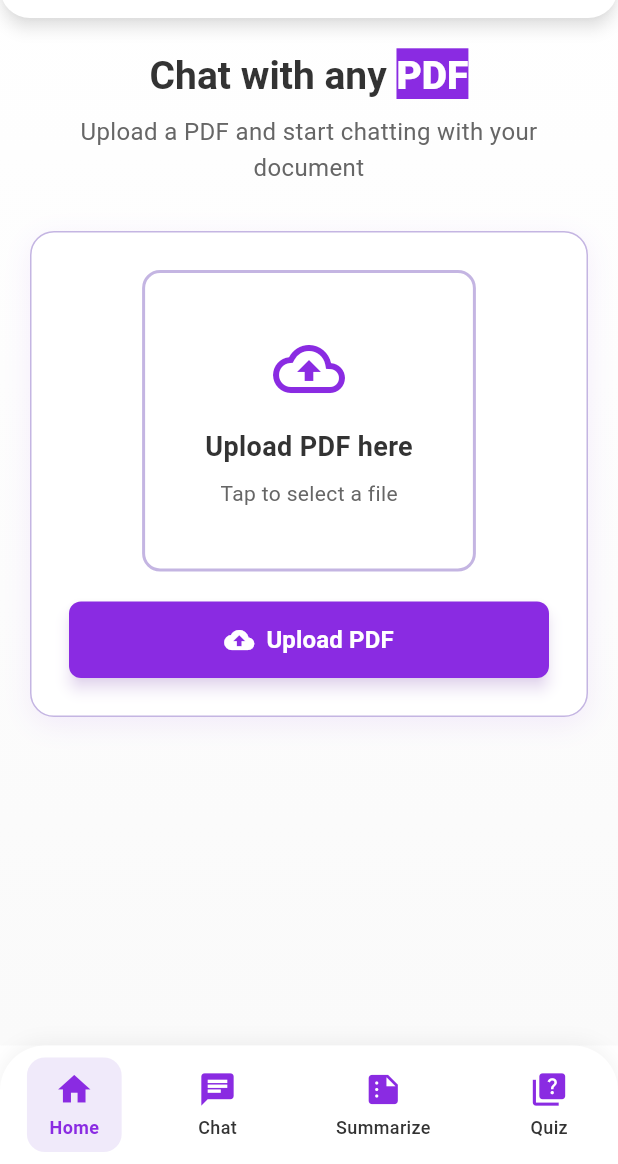
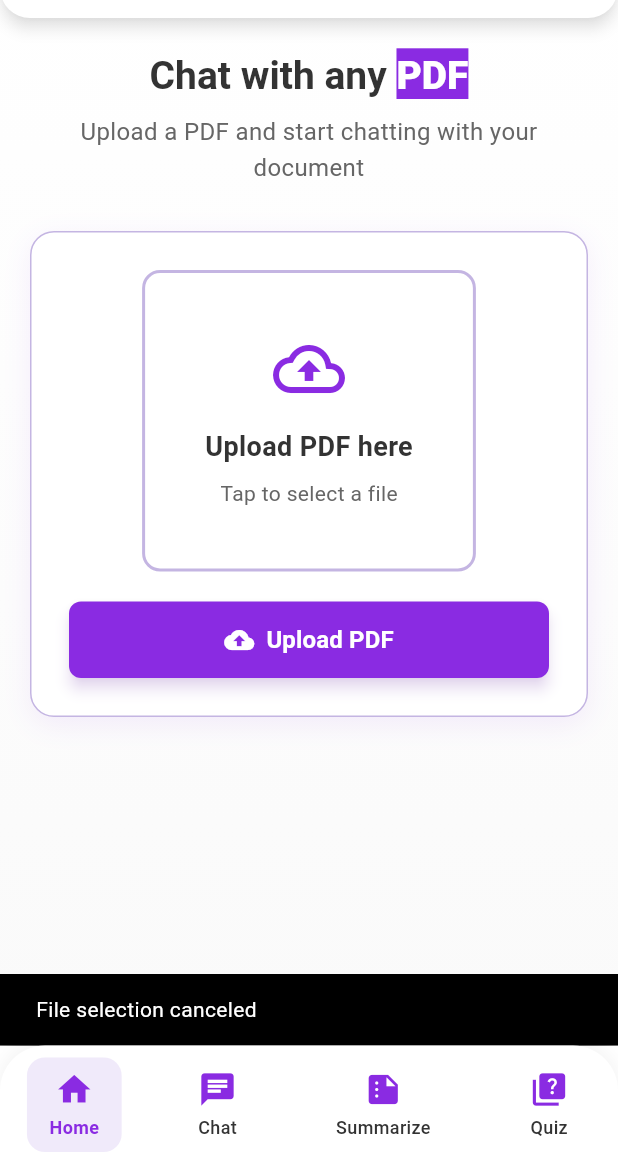
Before and after one commit to Abdul-Hadi-Jalil/AskDocAI, a Flutter app: the screen it shows after launch, item 2 of the bottom bar chosen, after a tap on "Upload PDF here", after a tap on "Upload PDF", on a phone screen of 412 x 824 dp, the part 72-1236 px from its top. Run offline on Flutter 3.47's test engine with Material 3 defaults, Android fonts, the light colour scheme and no system bars; our stand-ins replace file_picker, firebase_auth, firebase_core, font_awesome_flutter, google_generative_ai; missing offline and left inert: doc_text_extractor, flutter_chat_core, flutter_chat_ui; accounts and stored records are empty.

Commit message:
added splash screen

```diff
--- a/lib/app_localization.dart
+++ b/lib/app_localization.dart
@@ -1,22 +1,3 @@
 // lib/app_localization.dart
 
-mixin AppLocale {
-  static const String appTitle = 'appTitle';
-  static const String welcome = 'welcome';
-
-  // We'll add more strings as we progress
-  static const Map<String, dynamic> EN = {
-    appTitle: 'Smart Document Assistant',
-    welcome: 'Welcome',
-  };
-
-  static const Map<String, dynamic> KM = {
-    appTitle: 'ជំនួយការគ្រប់គ្រងឯកសារ',
-    welcome: 'សូមស្វាគមន៍',
-  };
-
-  static const Map<String, dynamic> JA = {
-    appTitle: 'スマート文書アシスタント',
-    welcome: 'ようこそ',
-  };
-}
+mixin AppLocale {}
--- a/lib/main.dart
+++ b/lib/main.dart
@@ -1,12 +1,15 @@
-// In main.dart or wherever you setup providers
-import 'package:docusense_ai/app.dart';
+// In main.dart
 import 'package:docusense_ai/firebase_options.dart';
 import 'package:docusense_ai/providers/summary_provider.dart';
+import 'package:docusense_ai/screens/splash_screen.dart';
 import 'package:firebase_core/firebase_core.dart';
 import 'package:flutter/material.dart';
 import 'package:provider/provider.dart';
 import 'providers/pdf_provider.dart';
 import 'providers/file_provider.dart';
+
+final GlobalKey<ScaffoldMessengerState> scaffoldMessengerKey =
+    GlobalKey<ScaffoldMessengerState>();
 
 void main() async {
   WidgetsFlutterBinding.ensureInitialized();
@@ -14,7 +17,6 @@ void main() async {
   runApp(const SecureVault());
 }
 
-// In main.dart - update MultiProvider
 class SecureVault extends StatelessWidget {
   const SecureVault({super.key});
 
@@ -26,7 +28,7 @@ class SecureVault extends StatelessWidget {
         ChangeNotifierProxyProvider<FileProvider, PdfProvider>(
           create: (context) => PdfProvider(fileProvider: FileProvider()),
           update: (context, fileProvider, pdfProvider) =>
-              PdfProvider(fileProvider: fileProvider)..setContext(context),
+              PdfProvider(fileProvider: fileProvider),
         ),
         ChangeNotifierProxyProvider<FileProvider, SummaryProvider>(
           create: (context) => SummaryProvider(fileProvider: FileProvider()),
@@ -35,8 +37,9 @@ class SecureVault extends StatelessWidget {
         ),
       ],
       child: MaterialApp(
-        title: 'ChatPDF',
+        title: 'DocuSense AI',
         debugShowCheckedModeBanner: false,
+        scaffoldMessengerKey: scaffoldMessengerKey,
         theme: ThemeData(
           primaryColor: const Color(0xFF8A2BE2),
           colorScheme: ColorScheme.fromSwatch().copyWith(
@@ -45,7 +48,8 @@ class SecureVault extends StatelessWidget {
           ),
           useMaterial3: true,
         ),
-        home: const App(),
+        // Use home instead of named routes to avoid the null error
+        home: const SplashScreen(),
       ),
     );
   }
--- a/lib/providers/pdf_provider.dart
+++ b/lib/providers/pdf_provider.dart
@@ -3,22 +3,18 @@ import 'package:docusense_ai/providers/file_provider.dart';
 import 'package:docusense_ai/utils/file_helper.dart';
 import 'package:flutter/material.dart';
 import '../models/app_state.dart';
+import "package:docusense_ai/main.dart";
 
 class PdfProvider extends ChangeNotifier {
   AppState _state = const AppState();
-  BuildContext? _context;
   final FileProvider _fileProvider;
+  bool _isProcessingFile = false;
 
   PdfProvider({required FileProvider fileProvider})
     : _fileProvider = fileProvider;
 
   AppState get state => _state;
-
-  void setContext(BuildContext context) {
-    _context = context;
-  }
-
-  BuildContext? get context => _context;
+  bool get isProcessingFile => _isProcessingFile;
 
   // Get file info from file provider
   String? get uploadedFileName => _fileProvider.fileName;
@@ -36,7 +32,9 @@ class PdfProvider extends ChangeNotifier {
   }
 
   Future<void> selectAndUploadFile() async {
-    if (_context == null) return;
+    if (_isProcessingFile) return;
+
+    _setState(isProcessingFile: true);
 
     try {
       // Use the method that returns both content and file info
@@ -61,36 +59,40 @@ class PdfProvider extends ChangeNotifier {
           size: fileSize, // Real file size in bytes
         );
 
-        // Show success message with real file name
-        if (_context != null && _context!.mounted) {
-          ScaffoldMessenger.of(_context!).showSnackBar(
-            SnackBar(
-              content: Text('$fileName loaded successfully!'),
-              backgroundColor: Colors.green,
-            ),
-          );
-        }
+        // Show success message using global key
+        scaffoldMessengerKey.currentState?.showSnackBar(
+          SnackBar(
+            content: Text('$fileName loaded successfully!'),
+            backgroundColor: Colors.green,
+            duration: const Duration(seconds: 3),
+          ),
+        );
       } else if (fileInfo == null) {
         // User canceled
-        if (_context != null && _context!.mounted) {
-          ScaffoldMessenger.of(_context!).showSnackBar(
-            const SnackBar(content: Text('File selection canceled')),
-          );
-        }
+        scaffoldMessengerKey.currentState?.showSnackBar(
+          const SnackBar(
+            content: Text('File selection canceled'),
+            duration: Duration(seconds: 2),
+          ),
+        );
       } else {
         // Empty content or read error
-        if (_context != null && _context!.mounted) {
-          ScaffoldMessenger.of(_context!).showSnackBar(
-            const SnackBar(content: Text('Could not read file content')),
-          );
-        }
+        scaffoldMessengerKey.currentState?.showSnackBar(
+          const SnackBar(
+            content: Text('Could not read file content'),
+            duration: Duration(seconds: 2),
+          ),
+        );
       }
     } catch (e) {
-      if (_context != null && _context!.mounted) {
-        ScaffoldMessenger.of(
-          _context!,
-        ).showSnackBar(SnackBar(content: Text('Error: ${e.toString()}')));
-      }
+      scaffoldMessengerKey.currentState?.showSnackBar(
+        SnackBar(
+          content: Text('Error: ${e.toString()}'),
+          duration: const Duration(seconds: 3),
+        ),
+      );
+    } finally {
+      _setState(isProcessingFile: false);
     }
   }
 
@@ -98,4 +100,9 @@ class PdfProvider extends ChangeNotifier {
     _fileProvider.clearFile();
     notifyListeners();
   }
+
+  void _setState({bool? isProcessingFile}) {
+    if (isProcessingFile != null) _isProcessingFile = isProcessingFile;
+    notifyListeners();
+  }
 }
--- /dev/null
+++ b/lib/screens/splash_screen.dart
@@ -0,0 +1,478 @@
+import 'package:flutter/material.dart';
+import 'dart:async';
+import 'dart:math' as math;
+import 'dart:ui' as ui;
+import 'package:docusense_ai/app.dart'; // Import your App class
+
+class SplashScreen extends StatefulWidget {
+  const SplashScreen({super.key});
+
+  @override
+  State<SplashScreen> createState() => _SplashScreenState();
+}
+
+class _SplashScreenState extends State<SplashScreen>
+    with SingleTickerProviderStateMixin {
+  double _progress = 0.0;
+  late AnimationController _logoController;
+  late Animation<double> _logoAnimation;
+
+  @override
+  void initState() {
+    super.initState();
+
+    // Logo floating animation
+    _logoController = AnimationController(
+      duration: const Duration(seconds: 3),
+      vsync: this,
+    )..repeat(reverse: true);
+
+    _logoAnimation = Tween<double>(begin: 0, end: -10).animate(
+      CurvedAnimation(parent: _logoController, curve: Curves.easeInOut),
+    );
+
+    // Start progress simulation
+    _simulateProgress();
+  }
+
+  void _simulateProgress() {
+    Timer.periodic(const Duration(milliseconds: 300), (timer) {
+      if (_progress < 100) {
+        setState(() {
+          _progress +=
+              (5 + math.Random().nextDouble() * 15); // 5-20% increments
+          if (_progress > 100) _progress = 100;
+        });
+      } else {
+        timer.cancel();
+        // Navigate to main app after completion
+        Future.delayed(const Duration(milliseconds: 800), () {
+          Navigator.of(context).pushReplacement(
+            MaterialPageRoute(builder: (context) => const App()),
+          );
+        });
+      }
+    });
+  }
+
+  @override
+  void dispose() {
+    _logoController.dispose();
+    super.dispose();
+  }
+
+  @override
+  Widget build(BuildContext context) {
+    return Scaffold(
+      body: Container(
+        decoration: const BoxDecoration(
+          gradient: LinearGradient(
+            begin: Alignment.topLeft,
+            end: Alignment.bottomRight,
+            colors: [Color(0xFF8A2BE2), Color(0xFF6A0DAD)],
+          ),
+        ),
+        child: Stack(
+          children: [
+            // Background animated circles
+            _buildBackgroundCircles(),
+
+            // Main content
+            Center(
+              child: Container(
+                width: 400,
+                height: 700,
+                margin: const EdgeInsets.all(20),
+                decoration: BoxDecoration(
+                  color: Colors.white.withOpacity(0.1),
+                  borderRadius: BorderRadius.circular(24),
+                  border: Border.all(color: Colors.white.withOpacity(0.2)),
+                  boxShadow: [
+                    BoxShadow(
+                      color: Colors.black.withOpacity(0.2),
+                      blurRadius: 20,
+                      offset: const Offset(0, 10),
+                    ),
+                  ],
+                ),
+                child: ClipRRect(
+                  borderRadius: BorderRadius.circular(24),
+                  child: BackdropFilter(
+                    filter: ui.ImageFilter.blur(sigmaX: 10, sigmaY: 10),
+                    child: Padding(
+                      padding: const EdgeInsets.all(30),
+                      child: Column(
+                        mainAxisAlignment: MainAxisAlignment.center,
+                        children: [
+                          // Logo with animation
+                          AnimatedBuilder(
+                            animation: _logoAnimation,
+                            builder: (context, child) {
+                              return Transform.translate(
+                                offset: Offset(0, _logoAnimation.value),
+                                child: child,
+                              );
+                            },
+                            child: Column(
+                              children: [
+                                // Logo container
+                                Container(
+                                  width: 120,
+                                  height: 120,
+                                  decoration: BoxDecoration(
+                                    gradient: const LinearGradient(
+                                      begin: Alignment.topLeft,
+                                      end: Alignment.bottomRight,
+                                      colors: [Colors.white, Color(0xFFF0F0F0)],
+                                    ),
+                                    borderRadius: BorderRadius.circular(24),
+                                    boxShadow: [
+                                      BoxShadow(
+                                        color: Colors.black.withOpacity(0.2),
+                                        blurRadius: 10,
+                                        offset: const Offset(0, 5),
+                                      ),
+                                    ],
+                                  ),
+                                  child: Stack(
+                                    children: [
+                                      // Shine effect
+                                      Positioned(
+                                        top: -60,
+                                        left: -60,
+                                        child: Container(
+                                          width: 200,
+                                          height: 200,
+                                          decoration: BoxDecoration(
+                                            gradient: LinearGradient(
+                                              colors: [
+                                                Colors.transparent,
+                                                Colors.white.withOpacity(0.3),
+                                                Colors.transparent,
+                                              ],
+                                              stops: const [0.0, 0.5, 1.0],
+                                              transform: const GradientRotation(
+                                                0.785,
+                                              ),
+                                            ),
+                                          ),
+                                        ),
+                                      ),
+                                      // PDF Icon
+                                      Center(
+                                        child: ShaderMask(
+                                          shaderCallback: (bounds) {
+                                            return LinearGradient(
+                                              begin: Alignment.topLeft,
+                                              end: Alignment.bottomRight,
+                                              colors: [
+                                                Color(0xFF8A2BE2),
+                                                Color(0xFF6A0DAD),
+                                              ],
+                                            ).createShader(bounds);
+                                          },
+                                          child: Icon(
+                                            Icons.picture_as_pdf,
+                                            size: 50,
+                                            color: Colors.white,
+                                          ),
+                                        ),
+                                      ),
+                                    ],
+                                  ),
+                                ),
+                                const SizedBox(height: 20),
+                                // App name
+                                const Text(
+                                  'DocuSense AI',
+                                  style: TextStyle(
+                                    fontSize: 36,
+                                    fontWeight: FontWeight.w800,
+                                    color: Colors.white,
+                                    shadows: [
+                                      Shadow(
+                                        color: Colors.black,
+                                        blurRadius: 2,
+                                        offset: Offset(0, 2),
+                                      ),
+                                    ],
+                                  ),
+                                ),
+                                const SizedBox(height: 8),
+                                // Tagline
+                                const Text(
+                                  'Your AI-Powered Document Assistant',
+                                  style: TextStyle(
+                                    fontSize: 16,
+                                    fontWeight: FontWeight.w500,
+                                    color: Colors.white,
+                                  ),
+                                ),
+                              ],
+                            ),
+                          ),
+
+                          const SizedBox(height: 60),
+
+                          // Loading dots
+                          Row(
+                            mainAxisAlignment: MainAxisAlignment.center,
+                            children: [
+                              _LoadingDot(delay: 0),
+                              const SizedBox(width: 8),
+                              _LoadingDot(delay: 160),
+                              const SizedBox(width: 8),
+                              _LoadingDot(delay: 320),
+                            ],
+                          ),
+
+                          const SizedBox(height: 40),
+
+                          // Progress bar
+                          Column(
+                            children: [
+                              // Progress info
+                              Row(
+                                mainAxisAlignment:
+                                    MainAxisAlignment.spaceBetween,
+                                children: [
+                                  Text(
+                                    'Loading application',
+                                    style: TextStyle(
+                                      fontSize: 14,
+                                      fontWeight: FontWeight.w500,
+                                      color: Colors.white.withOpacity(0.9),
+                                    ),
+                                  ),
+                                  Text(
+                                    '${_progress.toInt()}%',
+                                    style: const TextStyle(
+                                      fontSize: 14,
+                                      fontWeight: FontWeight.w600,
+                                      color: Colors.white,
+                                    ),
+                                  ),
+                                ],
+                              ),
+                              const SizedBox(height: 10),
+                              // Progress bar
+                              Container(
+                                height: 8,
+                                decoration: BoxDecoration(
+                                  color: Colors.white.withOpacity(0.2),
+                                  borderRadius: BorderRadius.circular(4),
+                                ),
+                                child: Stack(
+                                  children: [
+                                    // Progress fill
+                                    AnimatedContainer(
+                                      duration: const Duration(
+                                        milliseconds: 300,
+                                      ),
+                                      width:
+                                          MediaQuery.of(context).size.width *
+                                          0.8 *
+                                          (_progress / 100),
+                                      decoration: BoxDecoration(
+                                        gradient: const LinearGradient(
+                                          colors: [
+                                            Colors.white,
+                                            Color(0xFFE0E0FF),
+                                          ],
+                                        ),
+                                        borderRadius: BorderRadius.circular(4),
+                                      ),
+                                    ),
+                                    // Shimmer effect
+                                    Positioned.fill(
+                                      child: ClipRRect(
+                                        borderRadius: BorderRadius.circular(4),
+                                        child: const ShimmerEffect(),
+                                      ),
+                                    ),
+                                  ],
+                                ),
+                              ),
+                            ],
+                          ),
+
+                          const Spacer(),
+
+                          // Footer
+                          Text(
+                            '© 2025 DocuSense AI',
+                            style: TextStyle(
+                              fontSize: 12,
+                              color: Colors.white.withOpacity(0.6),
+                            ),
+                          ),
+                        ],
+                      ),
+                    ),
+                  ),
+                ),
+              ),
+            ),
+          ],
+        ),
+      ),
+    );
+  }
+
+  Widget _buildBackgroundCircles() {
+    return Stack(
+      children: [
+        // Circle 1
+        Positioned(
+          top: -50,
+          left: -50,
+          child: Container(
+            width: 200,
+            height: 200,
+            decoration: BoxDecoration(
+              shape: BoxShape.circle,
+              color: Colors.white.withOpacity(0.05),
+            ),
+          ),
+        ),
+        // Circle 2
+        Positioned(
+          bottom: -30,
+          right: -30,
+          child: Container(
+            width: 150,
+            height: 150,
+            decoration: BoxDecoration(
+              shape: BoxShape.circle,
+              color: Colors.white.withOpacity(0.05),
+            ),
+          ),
+        ),
+        // Circle 3
+        Positioned(
+          top: MediaQuery.of(context).size.height * 0.5,
+          right: -20,
+          child: Container(
+            width: 100,
+            height: 100,
+            decoration: BoxDecoration(
+              shape: BoxShape.circle,
+              color: Colors.white.withOpacity(0.05),
+            ),
+          ),
+        ),
+      ],
+    );
+  }
+}
+
+class _LoadingDot extends StatefulWidget {
+  final int delay;
+
+  const _LoadingDot({required this.delay});
+
+  @override
+  State<_LoadingDot> createState() => _LoadingDotState();
+}
+
+class _LoadingDotState extends State<_LoadingDot>
+    with SingleTickerProviderStateMixin {
+  late AnimationController _controller;
+  late Animation<double> _animation;
+
+  @override
+  void initState() {
+    super.initState();
+    _controller = AnimationController(
+      duration: const Duration(milliseconds: 1400),
+      vsync: this,
+    );
+
+    _animation = Tween<double>(
+      begin: 0.8,
+      end: 1.0,
+    ).animate(CurvedAnimation(parent: _controller, curve: Curves.easeInOut));
+
+    Future.delayed(Duration(milliseconds: widget.delay), () {
+      _controller.repeat(reverse: true);
+    });
+  }
+
+  @override
+  void dispose() {
+    _controller.dispose();
+    super.dispose();
+  }
+
+  @override
+  Widget build(BuildContext context) {
+    return AnimatedBuilder(
+      animation: _animation,
+      builder: (context, child) {
+        return Opacity(
+          opacity: _animation.value > 0.9 ? 1.0 : 0.5,
+          child: Transform.scale(scale: _animation.value, child: child),
+        );
+      },
+      child: Container(
+        width: 12,
+        height: 12,
+        decoration: const BoxDecoration(
+          color: Colors.white,
+          shape: BoxShape.circle,
+        ),
+      ),
+    );
+  }
+}
+
+class ShimmerEffect extends StatefulWidget {
+  const ShimmerEffect({super.key});
+
+  @override
+  State<ShimmerEffect> createState() => _ShimmerEffectState();
+}
+
+class _ShimmerEffectState extends State<ShimmerEffect>
+    with SingleTickerProviderStateMixin {
+  late AnimationController _controller;
+
+  @override
+  void initState() {
+    super.initState();
+    _controller = AnimationController(
+      duration: const Duration(seconds: 2),
+      vsync: this,
+    )..repeat();
+  }
+
+  @override
+  void dispose() {
+    _controller.dispose();
+    super.dispose();
+  }
+
+  @override
+  Widget build(BuildContext context) {
+    return AnimatedBuilder(
+      animation: _controller,
+      builder: (context, child) {
+        return Transform.translate(
+          offset: Offset(-200 + (_controller.value * 400), 0),
+          child: Container(
+            width: 100,
+            decoration: BoxDecoration(
+              gradient: LinearGradient(
+                colors: [
+                  Colors.transparent,
+                  Colors.white.withOpacity(0.4),
+                  Colors.transparent,
+                ],
+              ),
+            ),
+          ),
+        );
+      },
+    );
+  }
+}
--- a/lib/screens/summay_screen.dart
+++ b/lib/screens/summay_screen.dart
@@ -505,7 +505,7 @@ class _SummaryScreenState extends State<SummaryScreen> {
           ),
           const SizedBox(height: 15),
           // Key Points
-          ...points.map((point) => _KeyPoint(text: point)).toList(),
+          ...points.map((point) => _KeyPoint(text: point)),
         ],
       ),
     );
@@ -559,7 +559,7 @@ class _SummaryScreenState extends State<SummaryScreen> {
           ),
           const SizedBox(height: 15),
           // Topics
-          ...topics.map((topic) => _TopicItem(title: topic)).toList(),
+          ...topics.map((topic) => _TopicItem(title: topic)),
         ],
       ),
     );
--- a/lib/utils/file_helper.dart
+++ b/lib/utils/file_helper.dart
@@ -1,8 +1,6 @@
-import 'dart:async';
 import 'dart:convert';
 import 'package:file_picker/file_picker.dart';
 import 'package:doc_text_extractor/doc_text_extractor.dart';
-import 'package:flutter/widgets.dart';
 
 class FileHelper {
   // This function returns both file content and metadata
@@ -62,8 +60,8 @@ class FileHelper {
     return null;
   }
 
-  // Keep the original method for backward compatibility (but it won't be used)
-  static Future<String?> pickAndReadFile(BuildContext context) async {
+  // Updated method without context parameter
+  static Future<String?> pickAndReadFile() async {
     final result = await pickAndReadFileWithInfo();
     return result?['content'];
   }
--- a/pubspec.yaml
+++ b/pubspec.yaml
@@ -45,8 +45,11 @@ dependencies:
   google_generative_ai: ^0.4.7
   google_sign_in: ^6.2.1
   provider: ^6.1.5+1
-  flutter_localization: ^0.3.3
   simple_animations: ^5.2.0
+  intl: ^0.20.2
+
+  flutter_localizations:
+    sdk: flutter
 
 dev_dependencies:
   flutter_test:
```
Also changed, not shown: pubspec.lock, 5 other files.
